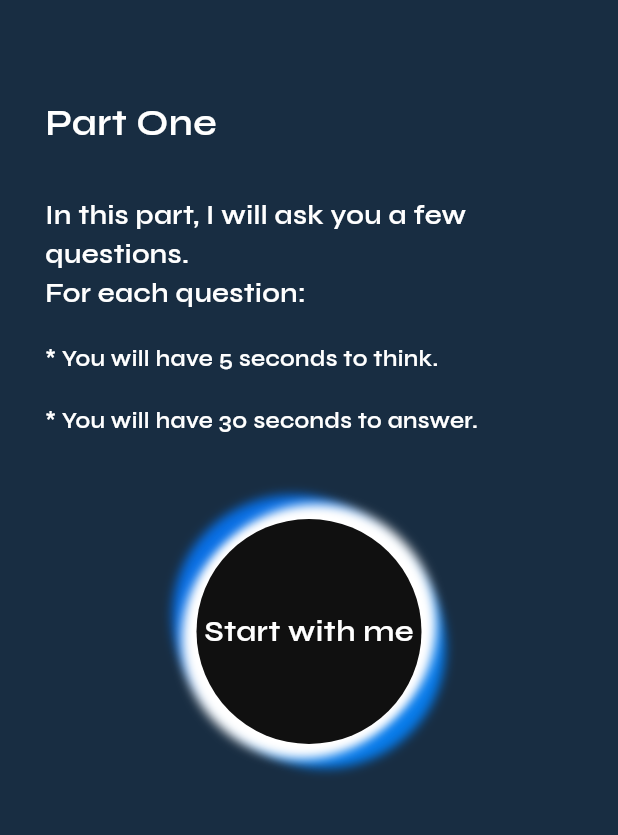
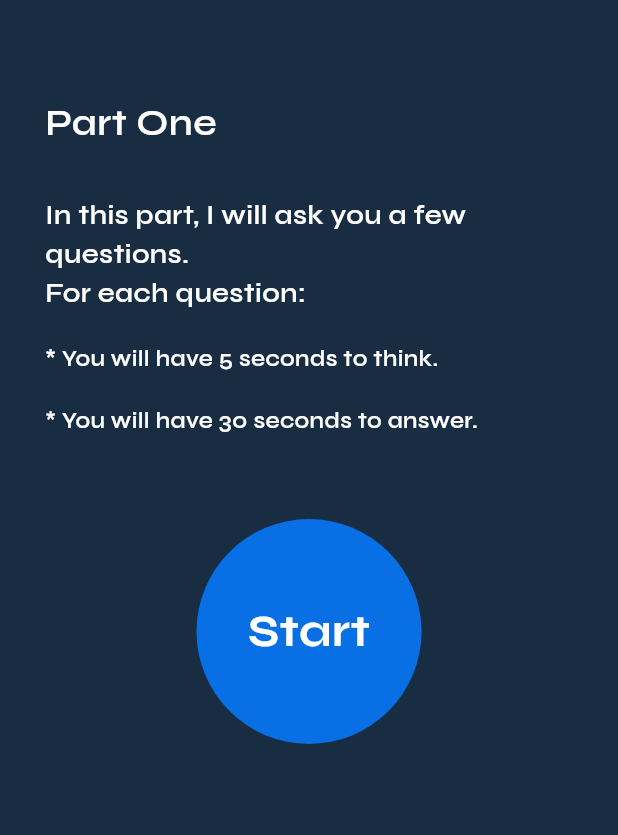
Before and after one commit to Devaxiis/talk_to_you, a Flutter app: the DetailScreen screen opened directly, on a phone screen of 412 x 824 dp, the part 72-907 px from its top. Run offline on Flutter 3.47's test engine with Material 3 defaults, Android fonts, the phone set to English and light mode, and no system bars; our stand-ins replace audioplayers, internet_connection_checker; missing offline and left inert: circular_countdown; network calls fail.

Commit message:
yangi malumotlar oshdi

```diff
--- a/lib/src/config/app_style.dart
+++ b/lib/src/config/app_style.dart
@@ -10,8 +10,8 @@ sealed class AppStyle {
   );
   static const startTitleST = TextStyle(
     fontFamily: "Syne",
-    fontSize: 20,
-    fontWeight: FontWeight.w600,
+    fontSize: 30,
+    fontWeight: FontWeight.w700,
     color: AppColors.clWhite
   );
   static const partOneST = TextStyle(
--- a/lib/src/presentation/ui/detail_screen.dart
+++ b/lib/src/presentation/ui/detail_screen.dart
@@ -107,34 +107,11 @@ class _DetailScreenState extends State<DetailScreen> {
                     alignment: Alignment.center,
                     decoration: const BoxDecoration(
                         shape: BoxShape.circle,
-                        color: AppColors.clBlack,
-                        boxShadow: [
-                          BoxShadow(
-                              color: AppColors.clBlue,
-                              offset: Offset(-11, -11),
-                              blurRadius: 5,
-                              spreadRadius: 5),
-                          BoxShadow(
-                            color: AppColors.clBlue2,
-                            offset: Offset(11, 11),
-                            blurRadius: 5,
-                            spreadRadius: 5,
-                          ),
-                          BoxShadow(
-                            color: AppColors.clWhite,
-                            offset: Offset(-5, 5),
-                            blurRadius: 5,
-                            spreadRadius: 5,
-                          ),
-                          BoxShadow(
-                            color: AppColors.clWhite,
-                            offset: Offset(5, -5),
-                            blurRadius: 5,
-                            spreadRadius: 5,
-                          ),
-                        ]),
+                        color: AppColors.clBlue,
+
+                    ),
                     child: const Text(
-                      "Start with me",
+                      "Start",
                       style: AppStyle.startTitleST,
                     ),
                   ),
```
